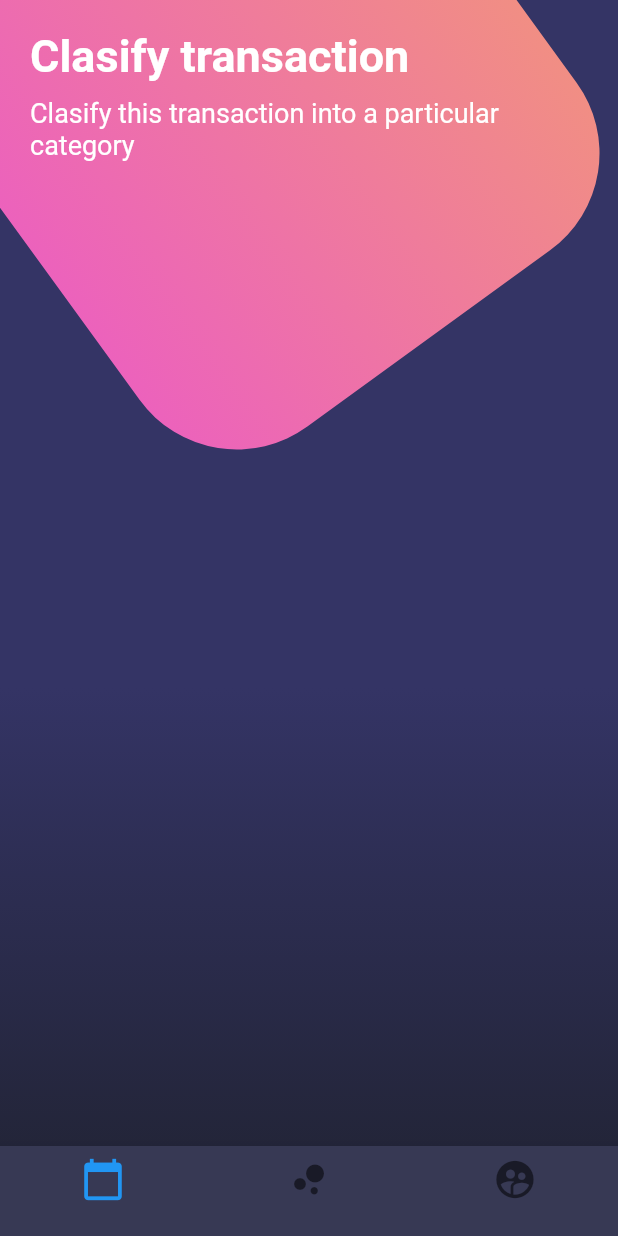
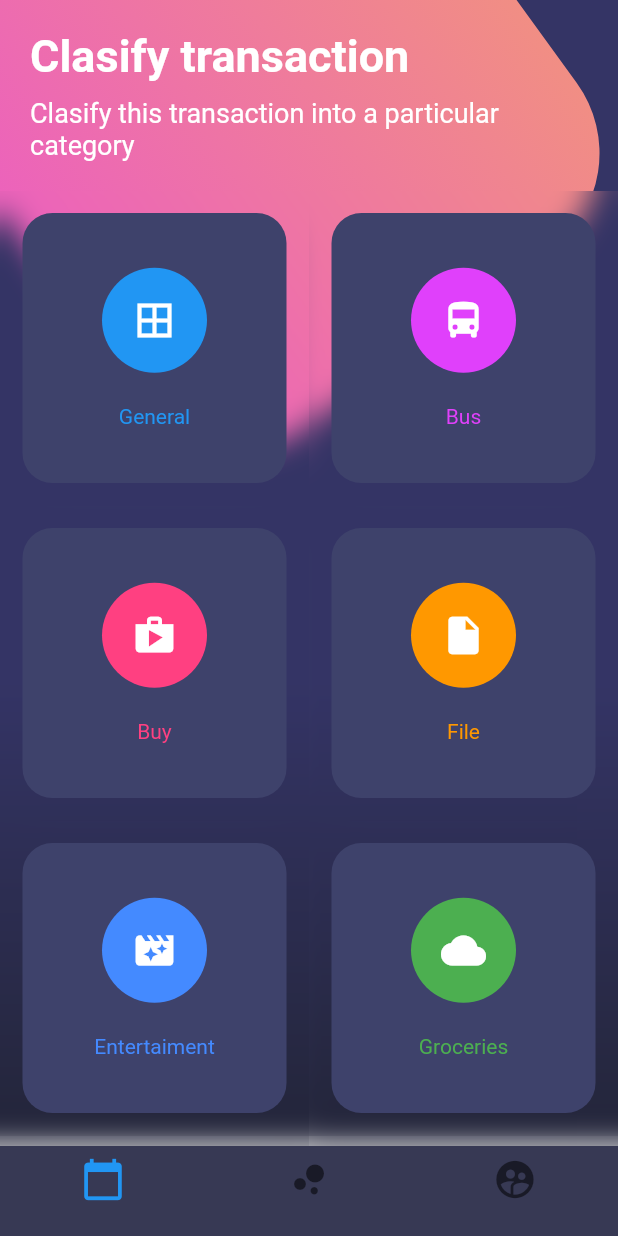
Before and after one commit to larturi/flutter-disenos, a Flutter app: the screen it shows after launch, on a phone screen of 412 x 824 dp. Run offline on Flutter 3.47's test engine with Material 2 defaults, Android fonts, the phone set to English and light mode, and no system bars.

```diff
--- a/lib/src/pages/botones_page.dart
+++ b/lib/src/pages/botones_page.dart
@@ -1,6 +1,7 @@
 import 'package:flutter/material.dart';
 
 import 'dart:math';
+import 'dart:ui';
 
 class BotonesPage extends StatelessWidget {
 
@@ -13,7 +14,8 @@ class BotonesPage extends StatelessWidget {
           SingleChildScrollView(
             child: Column(
               children: [
-                _titulos()
+                _titulos(),
+                _botonera()
               ]
             )
           )
@@ -118,6 +120,69 @@ class BotonesPage extends StatelessWidget {
 
   }
 
+  Widget _botonera() {
+
+    return Table(
+      children: [
+        TableRow(
+          children: [
+            _crearBotonRedondeado(Colors.blue, Icons.border_all, 'General'),
+            _crearBotonRedondeado(Colors.purpleAccent, Icons.directions_bus, 'Bus')
+          ]
+        ),
+        TableRow(
+          children: [
+            _crearBotonRedondeado(Colors.pinkAccent, Icons.shop, 'Buy'),
+            _crearBotonRedondeado(Colors.orange, Icons.insert_drive_file, 'File')
+          ]
+        ),
+        TableRow(
+          children: [
+            _crearBotonRedondeado(Colors.blueAccent, Icons.movie_filter, 'Entertaiment'),
+            _crearBotonRedondeado(Colors.green, Icons.cloud, 'Groceries')
+          ]
+        ),
+        TableRow(
+          children: [
+            _crearBotonRedondeado(Colors.red, Icons.collections, 'Photos'),
+            _crearBotonRedondeado(Colors.teal, Icons.help_outline, 'Info')
+          ]
+        )
+      ]
+    );
+
+  }
+
+  Widget _crearBotonRedondeado(Color color, IconData icon, String texto) {
+
+    return ClipRect(
+      child: BackdropFilter(
+        filter: ImageFilter.blur(sigmaX: 10.0, sigmaY: 10.0),
+        child: Container(
+          height: 180.0,
+          margin: EdgeInsets.all(15.0),
+          decoration: BoxDecoration(
+            color: Color.fromRGBO(62, 66, 107, 70.0),
+            borderRadius: BorderRadius.circular(20.0)
+          ),
+          child: Column(
+            mainAxisAlignment: MainAxisAlignment.spaceAround,
+            children: <Widget>[
+              SizedBox(height: 5.0),
+              CircleAvatar(
+                backgroundColor: color,
+                radius: 35.0,
+                child: Icon(icon, color: Colors.white, size: 30.0),
+              ),
+              Text(texto, style: TextStyle(color: color)),
+              SizedBox(height: 5.0)
+            ]
+          ),
+        ),
+      ),
+    );
+
+  }
 
 
 }
```
